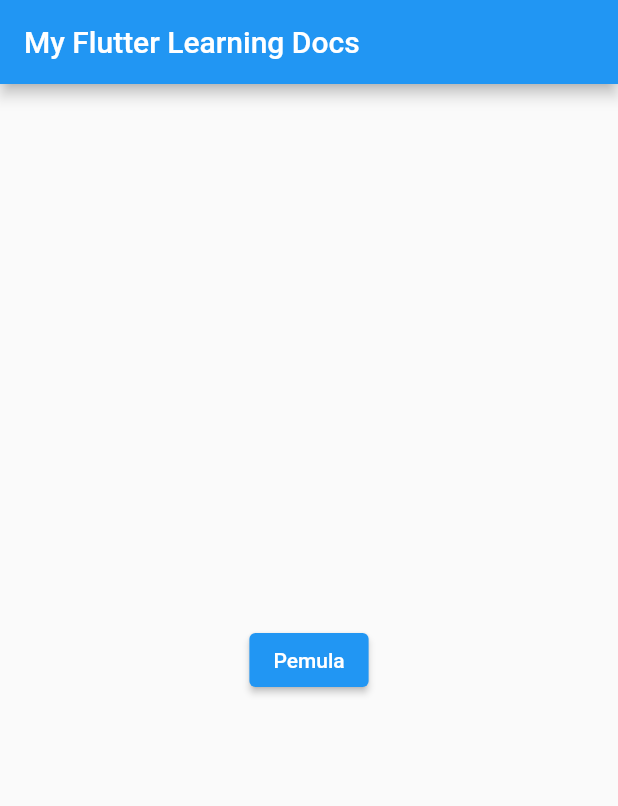
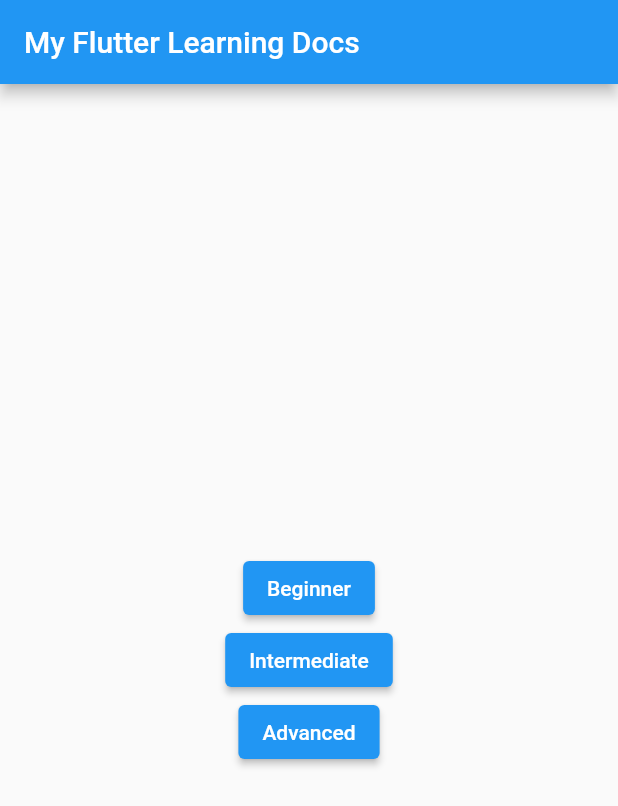
Before and after one commit to andrapratama/my-flutter-docs, a Flutter app: the screen it shows after launch, on a phone screen of 412 x 824 dp. Shown: the top 806 px of the screen. Run offline on Flutter 3.47's test engine with Material 2 defaults, Android fonts, the phone set to English and light mode, and no system bars.

Commit message:
beginner apps

```diff
--- /dev/null
+++ b/lib/component/widget/button_main_menu.dart
@@ -0,0 +1,27 @@
+import 'package:flutter/material.dart';
+
+class ButtonMainMenu extends StatefulWidget {
+  final String text;
+  final Widget widget;
+
+  const ButtonMainMenu({Key? key, required this.text, required this.widget}) : super(key: key);
+
+  @override
+  State<ButtonMainMenu> createState() => _ButtonMainMenuState();
+}
+
+class _ButtonMainMenuState extends State<ButtonMainMenu> {
+  @override
+  Widget build(BuildContext context) {
+    return ElevatedButton(
+      onPressed: () {
+        Navigator.of(context).push(
+          MaterialPageRoute(
+            builder: (context) => widget.widget,
+          ),
+        );
+      },
+      child: Text(widget.text),
+    );
+  }
+}
--- a/lib/main.dart
+++ b/lib/main.dart
@@ -1,4 +1,6 @@
 import 'package:flutter/material.dart';
+import 'package:myflutterdocs/beginner/tourist_attraction_apps.dart';
+import 'package:myflutterdocs/component/widget/button_main_menu.dart';
 
 void main() {
   runApp(const MyApp());
@@ -13,15 +15,6 @@ class MyApp extends StatelessWidget {
     return MaterialApp(
       title: 'Flutter Demo',
       theme: ThemeData(
-        // This is the theme of your application.
-        //
-        // Try running your application with "flutter run". You'll see the
-        // application has a blue toolbar. Then, without quitting the app, try
-        // changing the primarySwatch below to Colors.green and then invoke
-        // "hot reload" (press "r" in the console where you ran "flutter run",
-        // or simply save your changes to "hot reload" in a Flutter IDE).
-        // Notice that the counter didn't reset back to zero; the application
-        // is not restarted.
         primarySwatch: Colors.blue,
       ),
       home: const MyHomePage(),
@@ -41,13 +34,10 @@ class MyHomePage extends StatelessWidget {
       body: Center(
         child: Column(
           mainAxisAlignment: MainAxisAlignment.center,
-          children: <Widget>[
-            ElevatedButton(
-              onPressed: () {
-                //
-              },
-              child: const Text('Pemula'),
-            ),
+          children: const <Widget>[
+            ButtonMainMenu(text: 'Beginner', widget: TouristAttractionApps()),
+            ButtonMainMenu(text: 'Intermediate', widget: TouristAttractionApps()),
+            ButtonMainMenu(text: 'Advanced', widget: TouristAttractionApps()),
           ],
         ),
       ),
```
Also changed, not shown: lib/beginner/tourist_attraction_apps.dart (added, +69 -0 lines), lib/pemula/pemula_tempat_wisata.dart (deleted), 1 other file.
